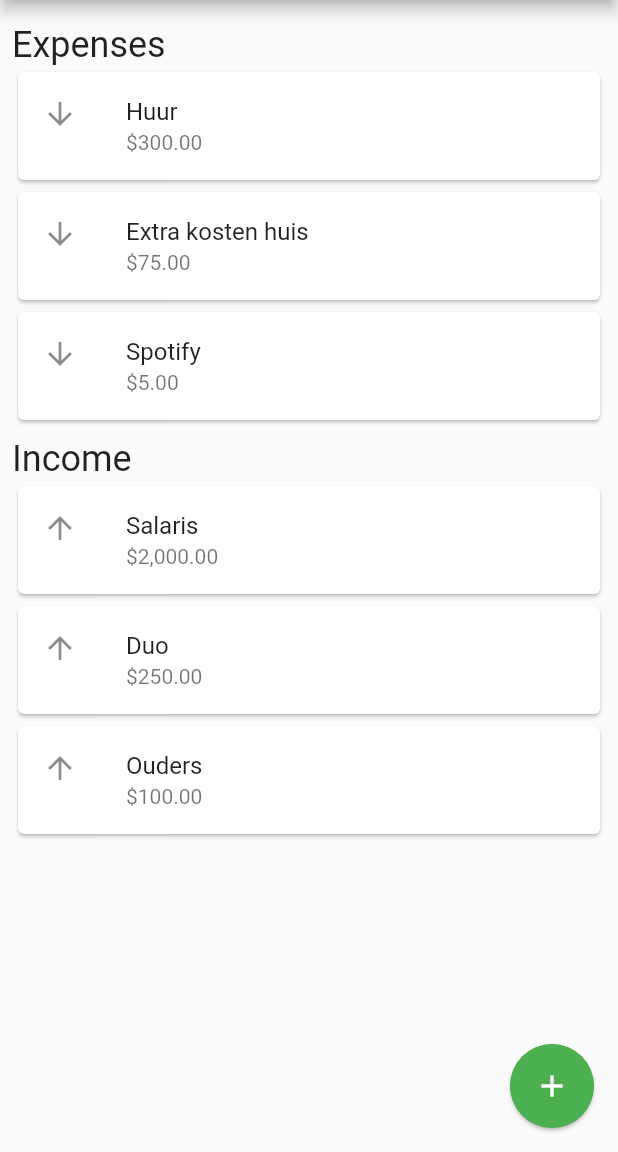
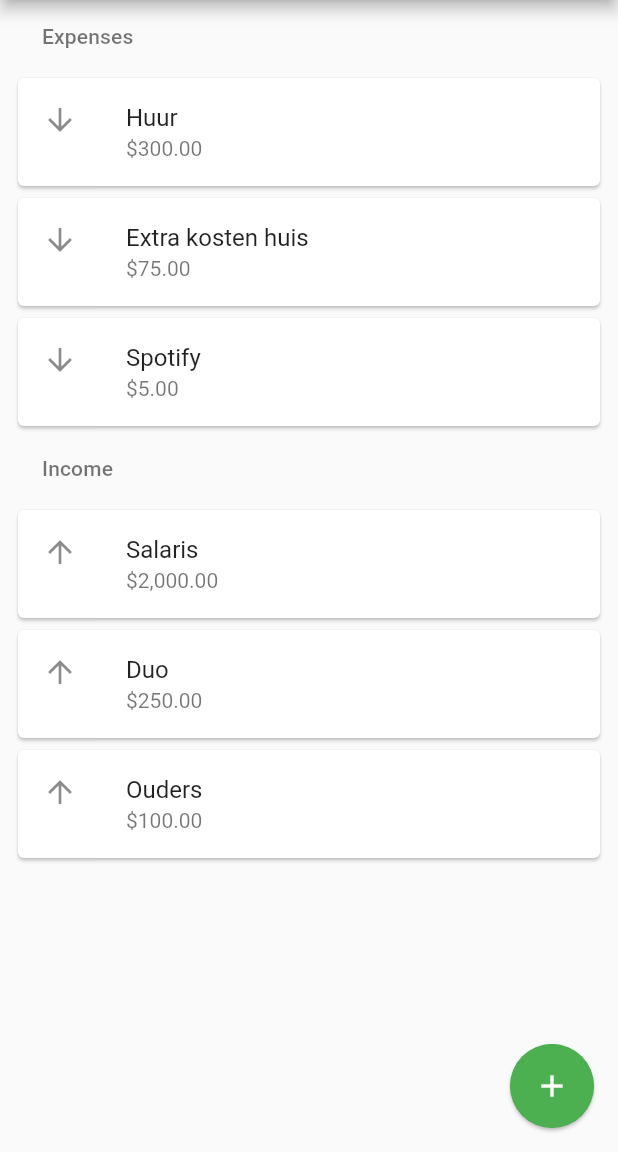
Before and after one commit to 2zqa/money_manager_flutter, a Flutter app: the screen it shows after launch, on a phone screen of 412 x 824 dp, the part 84-1236 px from its top. Run offline on Flutter 3.47's test engine with Material 2 defaults, Android fonts, the phone set to English and light mode, and no system bars; generated files the repository leaves out were written again.

Commit message:
Make HeadingItem follow Material spec

```diff
--- a/lib/pages/overview.dart
+++ b/lib/pages/overview.dart
@@ -15,7 +15,7 @@ class BalanceItemList extends StatelessWidget {
     final localeString = Localizations.localeOf(context).toLanguageTag();
     // TODO use animatedlistview
     return ListView(
-      padding: EdgeInsets.all(8.0),
+      padding: EdgeInsets.only(left: 8, right: 8),
       children: <Widget>[
         HeadingItem(heading: AppLocalizations.of(context)!.expensesHeader),
         Consumer<BalanceItemListModel>(
--- a/lib/widgets/balance_item.dart
+++ b/lib/widgets/balance_item.dart
@@ -115,9 +115,19 @@ class HeadingItem extends StatelessWidget {
 
   @override
   Widget build(BuildContext context) {
-    return Padding(
-      padding: const EdgeInsets.only(top: 8.0),
-      child: Text(heading, style: Theme.of(context).textTheme.headline5),
+    return Container(
+      height: 48,
+      padding: const EdgeInsets.only(left: 20.0),
+      child: Align(
+        alignment: AlignmentDirectional.centerStart,
+        child: Text(
+          heading,
+          // https://material.io/archive/guidelines/components/subheaders.html#subheaders-list-subheaders
+          style: Theme.of(context).textTheme.subtitle2?.copyWith(
+                color: Theme.of(context).textTheme.caption?.color,
+              ),
+        ),
+      ),
     );
   }
 }
```
